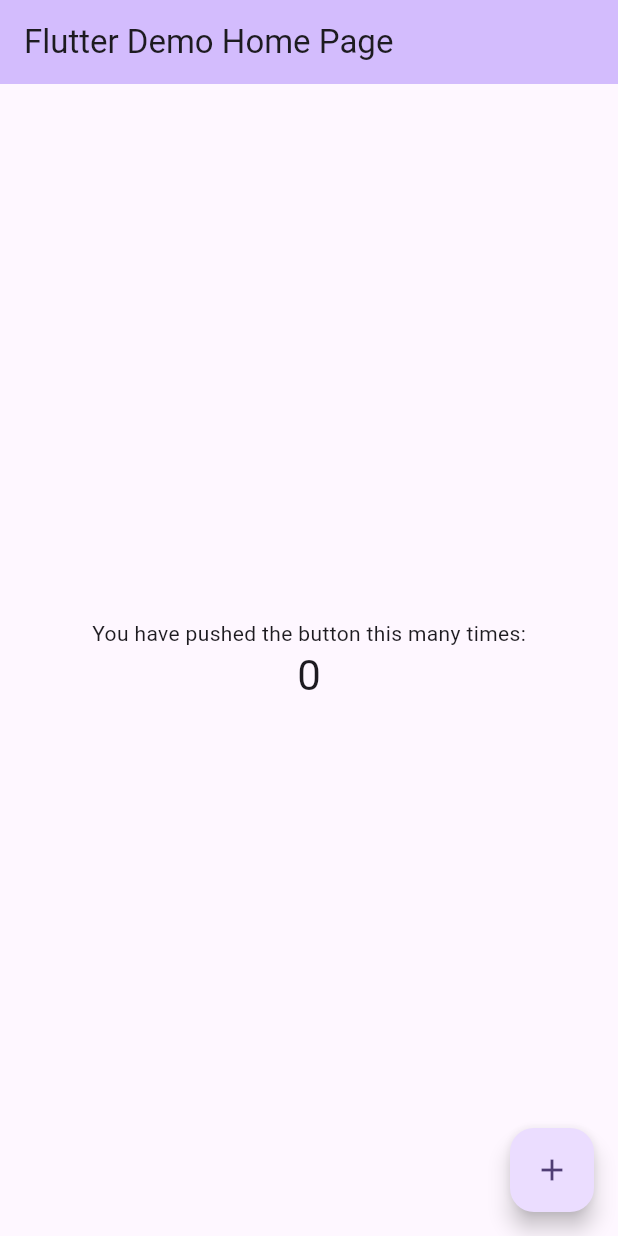
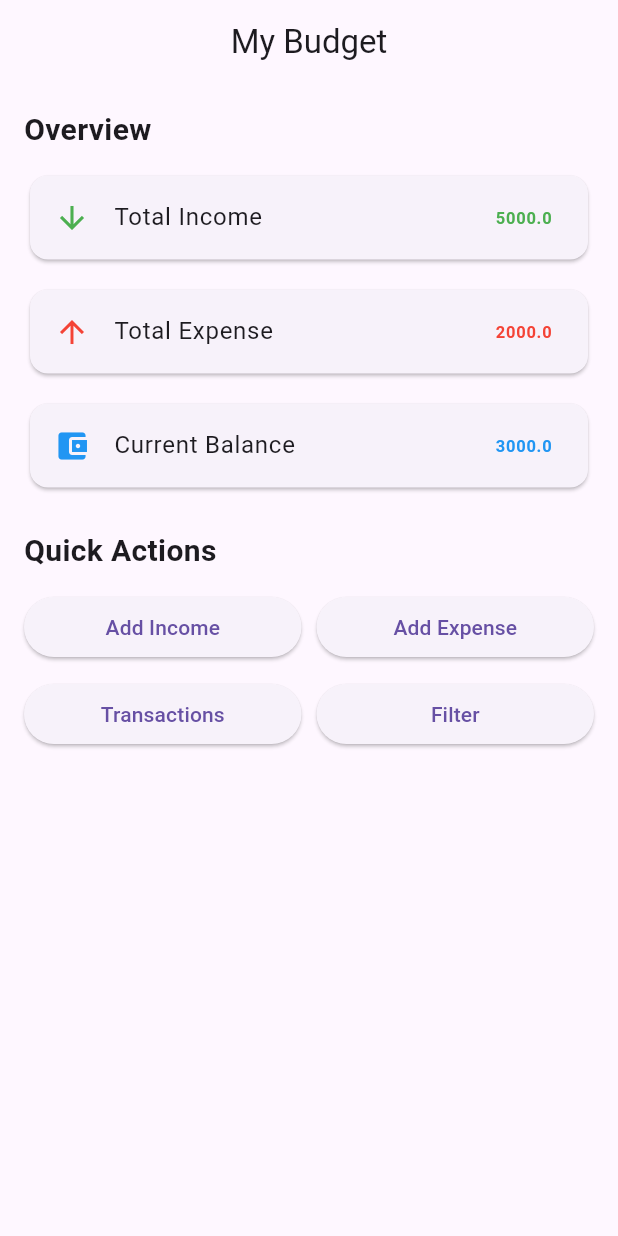
Before and after one commit to kareem092/personal-budget-flutter-app, a Flutter app: the screen it shows after launch, on a phone screen of 412 x 824 dp. Run offline on Flutter 3.47's test engine with Material 3 defaults, Android fonts, the phone set to English and light mode, and no system bars.

Commit message:
Refactor main app structure and add screens for income, expense, and transactions management

```diff
--- a/my_budget/lib/main.dart
+++ b/my_budget/lib/main.dart
@@ -1,122 +1,20 @@
 import 'package:flutter/material.dart';
+import 'screens/HomeScreen.dart';
 
 void main() {
-  runApp(const MyApp());
+  runApp(MyBudgetApp());
 }
 
-class MyApp extends StatelessWidget {
-  const MyApp({super.key});
+class MyBudgetApp extends StatelessWidget {
+  MyBudgetApp({super.key});
 
-  // This widget is the root of your application.
   @override
   Widget build(BuildContext context) {
     return MaterialApp(
-      title: 'Flutter Demo',
-      theme: ThemeData(
-        // This is the theme of your application.
-        //
-        // TRY THIS: Try running your application with "flutter run". You'll see
-        // the application has a purple toolbar. Then, without quitting the app,
-        // try changing the seedColor in the colorScheme below to Colors.green
-        // and then invoke "hot reload" (save your changes or press the "hot
-        // reload" button in a Flutter-supported IDE, or press "r" if you used
-        // the command line to start the app).
-        //
-        // Notice that the counter didn't reset back to zero; the application
-        // state is not lost during the reload. To reset the state, use hot
-        // restart instead.
-        //
-        // This works for code too, not just values: Most code changes can be
-        // tested with just a hot reload.
-        colorScheme: .fromSeed(seedColor: Colors.deepPurple),
-      ),
-      home: const MyHomePage(title: 'Flutter Demo Home Page'),
+      debugShowCheckedModeBanner: false,
+      title: 'My Budget',
+      theme: ThemeData(primarySwatch: Colors.teal),
+      home: HomeScreen(),
     );
   }
 }
-
-class MyHomePage extends StatefulWidget {
-  const MyHomePage({super.key, required this.title});
-
-  // This widget is the home page of your application. It is stateful, meaning
-  // that it has a State object (defined below) that contains fields that affect
-  // how it looks.
-
-  // This class is the configuration for the state. It holds the values (in this
-  // case the title) provided by the parent (in this case the App widget) and
-  // used by the build method of the State. Fields in a Widget subclass are
-  // always marked "final".
-
-  final String title;
-
-  @override
-  State<MyHomePage> createState() => _MyHomePageState();
-}
-
-class _MyHomePageState extends State<MyHomePage> {
-  int _counter = 0;
-
-  void _incrementCounter() {
-    setState(() {
-      // This call to setState tells the Flutter framework that something has
-      // changed in this State, which causes it to rerun the build method below
-      // so that the display can reflect the updated values. If we changed
-      // _counter without calling setState(), then the build method would not be
-      // called again, and so nothing would appear to happen.
-      _counter++;
-    });
-  }
-
-  @override
-  Widget build(BuildContext context) {
-    // This method is rerun every time setState is called, for instance as done
-    // by the _incrementCounter method above.
-    //
-    // The Flutter framework has been optimized to make rerunning build methods
-    // fast, so that you can just rebuild anything that needs updating rather
-    // than having to individually change instances of widgets.
-    return Scaffold(
-      appBar: AppBar(
-        // TRY THIS: Try changing the color here to a specific color (to
-        // Colors.amber, perhaps?) and trigger a hot reload to see the AppBar
-        // change color while the other colors stay the same.
-        backgroundColor: Theme.of(context).colorScheme.inversePrimary,
-        // Here we take the value from the MyHomePage object that was created by
-        // the App.build method, and use it to set our appbar title.
-        title: Text(widget.title),
-      ),
-      body: Center(
-        // Center is a layout widget. It takes a single child and positions it
-        // in the middle of the parent.
-        child: Column(
-          // Column is also a layout widget. It takes a list of children and
-          // arranges them vertically. By default, it sizes itself to fit its
-          // children horizontally, and tries to be as tall as its parent.
-          //
-          // Column has various properties to control how it sizes itself and
-          // how it positions its children. Here we use mainAxisAlignment to
-          // center the children vertically; the main axis here is the vertical
-          // axis because Columns are vertical (the cross axis would be
-          // horizontal).
-          //
-          // TRY THIS: Invoke "debug painting" (choose the "Toggle Debug Paint"
-          // action in the IDE, or press "p" in the console), to see the
-          // wireframe for each widget.
-          mainAxisAlignment: .center,
-          children: [
-            const Text('You have pushed the button this many times:'),
-            Text(
-              '$_counter',
-              style: Theme.of(context).textTheme.headlineMedium,
-            ),
-          ],
-        ),
-      ),
-      floatingActionButton: FloatingActionButton(
-        onPressed: _incrementCounter,
-        tooltip: 'Increment',
-        child: const Icon(Icons.add),
-      ),
-    );
-  }
-}
--- a/my_budget/lib/screens/AccountsScreen.dart
+++ b/my_budget/lib/screens/AccountsScreen.dart
@@ -0,0 +1,13 @@
+import 'package:flutter/material.dart';
+
+class AddIncomeScreen extends StatelessWidget {
+  const AddIncomeScreen({super.key});
+
+  @override
+  Widget build(BuildContext context) {
+    return Scaffold(
+      appBar: AppBar(title: const Text("Add Income")),
+      body: const Center(child: Text("Add Income Screen")),
+    );
+  }
+}
--- a/my_budget/lib/screens/HomeScreen.dart
+++ b/my_budget/lib/screens/HomeScreen.dart
@@ -0,0 +1,117 @@
+import 'package:flutter/material.dart';
+import '../widgets/InfoCard.dart';
+import '../widgets/sectionTitle.dart';
+import 'AddIncomeScreen.dart';
+import 'AddExpenseScreen.dart';
+import 'TransactionsScreen.dart';
+import 'DataFilterScreen.dart';
+
+class HomeScreen extends StatelessWidget {
+  HomeScreen({super.key});
+
+  @override
+  Widget build(BuildContext context) {
+    double totalIncome = 5000;
+    double totalExpense = 2000;
+    double balance = totalIncome - totalExpense;
+
+    return Scaffold(
+      appBar: AppBar(title: Text("My Budget"), centerTitle: true),
+      body: SingleChildScrollView(
+        padding: EdgeInsets.all(16),
+        child: Column(
+          crossAxisAlignment: CrossAxisAlignment.start,
+          children: [
+            SectionTitle(title: "Overview"),
+            SizedBox(height: 12),
+
+            InfoCard(
+              title: "Total Income",
+              value: totalIncome.toString(),
+              color: Colors.green,
+              icon: Icons.arrow_downward,
+            ),
+            SizedBox(height: 12),
+
+            InfoCard(
+              title: "Total Expense",
+              value: totalExpense.toString(),
+              color: Colors.red,
+              icon: Icons.arrow_upward,
+            ),
+            SizedBox(height: 12),
+
+            InfoCard(
+              title: "Current Balance",
+              value: balance.toString(),
+              color: Colors.blue,
+              icon: Icons.account_balance_wallet,
+            ),
+
+            SizedBox(height: 24),
+            SectionTitle(title: "Quick Actions"),
+            SizedBox(height: 12),
+
+            Row(
+              children: [
+                Expanded(
+                  child: ElevatedButton(
+                    onPressed: () {
+                      Navigator.push(
+                        context,
+                        MaterialPageRoute(builder: (_) => AddIncomeScreen()),
+                      );
+                    },
+                    child: Text("Add Income"),
+                  ),
+                ),
+                SizedBox(width: 10),
+                Expanded(
+                  child: ElevatedButton(
+                    onPressed: () {
+                      Navigator.push(
+                        context,
+                        MaterialPageRoute(builder: (_) => AddExpenseScreen()),
+                      );
+                    },
+                    child: Text("Add Expense"),
+                  ),
+                ),
+              ],
+            ),
+
+            SizedBox(height: 10),
+
+            Row(
+              children: [
+                Expanded(
+                  child: ElevatedButton(
+                    onPressed: () {
+                      Navigator.push(
+                        context,
+                        MaterialPageRoute(builder: (_) => TransactionsScreen()),
+                      );
+                    },
+                    child: Text("Transactions"),
+                  ),
+                ),
+                SizedBox(width: 10),
+                Expanded(
+                  child: ElevatedButton(
+                    onPressed: () {
+                      Navigator.push(
+                        context,
+                        MaterialPageRoute(builder: (_) => DataFilterScreen()),
+                      );
+                    },
+                    child: Text("Filter"),
+                  ),
+                ),
+              ],
+            ),
+          ],
+        ),
+      ),
+    );
+  }
+}
--- a/my_budget/lib/screens/SearchScreen.dart
+++ b/my_budget/lib/screens/SearchScreen.dart
@@ -0,0 +1,13 @@
+import 'package:flutter/material.dart';
+
+class AddIncomeScreen extends StatelessWidget {
+  const AddIncomeScreen({super.key});
+
+  @override
+  Widget build(BuildContext context) {
+    return Scaffold(
+      appBar: AppBar(title: const Text("Add Income")),
+      body: const Center(child: Text("Add Income Screen")),
+    );
+  }
+}
--- a/my_budget/lib/screens/SettingScreen.dart
+++ b/my_budget/lib/screens/SettingScreen.dart
@@ -0,0 +1,13 @@
+import 'package:flutter/material.dart';
+
+class AddIncomeScreen extends StatelessWidget {
+  const AddIncomeScreen({super.key});
+
+  @override
+  Widget build(BuildContext context) {
+    return Scaffold(
+      appBar: AppBar(title: const Text("Add Income")),
+      body: const Center(child: Text("Add Income Screen")),
+    );
+  }
+}
--- a/my_budget/lib/screens/TransferScreen.dart
+++ b/my_budget/lib/screens/TransferScreen.dart
@@ -0,0 +1,13 @@
+import 'package:flutter/material.dart';
+
+class AddIncomeScreen extends StatelessWidget {
+  const AddIncomeScreen({super.key});
+
+  @override
+  Widget build(BuildContext context) {
+    return Scaffold(
+      appBar: AppBar(title: const Text("Add Income")),
+      body: const Center(child: Text("Add Income Screen")),
+    );
+  }
+}
--- a/my_budget/lib/screens/categoriesScreen.dart
+++ b/my_budget/lib/screens/categoriesScreen.dart
@@ -0,0 +1,13 @@
+import 'package:flutter/material.dart';
+
+class AddIncomeScreen extends StatelessWidget {
+  const AddIncomeScreen({super.key});
+
+  @override
+  Widget build(BuildContext context) {
+    return Scaffold(
+      appBar: AppBar(title: const Text("Add Income")),
+      body: const Center(child: Text("Add Income Screen")),
+    );
+  }
+}
--- a/my_budget/lib/widgets/InfoCard.dart
+++ b/my_budget/lib/widgets/InfoCard.dart
@@ -0,0 +1,30 @@
+import 'package:flutter/material.dart';
+
+class InfoCard extends StatelessWidget {
+  final String title;
+  final String value;
+  final Color color;
+  final IconData icon;
+
+  InfoCard({
+    super.key,
+    required this.title,
+    required this.value,
+    required this.color,
+    required this.icon,
+  });
+
+  @override
+  Widget build(BuildContext context) {
+    return Card(
+      child: ListTile(
+        leading: Icon(icon, color: color),
+        title: Text(title),
+        trailing: Text(
+          value,
+          style: TextStyle(color: color, fontWeight: FontWeight.bold),
+        ),
+      ),
+    );
+  }
+}
--- a/my_budget/lib/widgets/sectionTitle.dart
+++ b/my_budget/lib/widgets/sectionTitle.dart
@@ -0,0 +1,15 @@
+import 'package:flutter/material.dart';
+
+class SectionTitle extends StatelessWidget {
+  final String title;
+
+  SectionTitle({super.key, required this.title});
+
+  @override
+  Widget build(BuildContext context) {
+    return Text(
+      title,
+      style: TextStyle(fontSize: 20, fontWeight: FontWeight.bold),
+    );
+  }
+}
```
Also changed, not shown: my_budget/lib/screens/AddExpenseScreen.dart (+47 -0 lines), my_budget/lib/screens/AddIncomeScreen.dart (+155 -0 lines), my_budget/lib/screens/DataFilterScreen.dart (+83 -0 lines), my_budget/lib/screens/TransactionsScreen.dart (+46 -0 lines).
